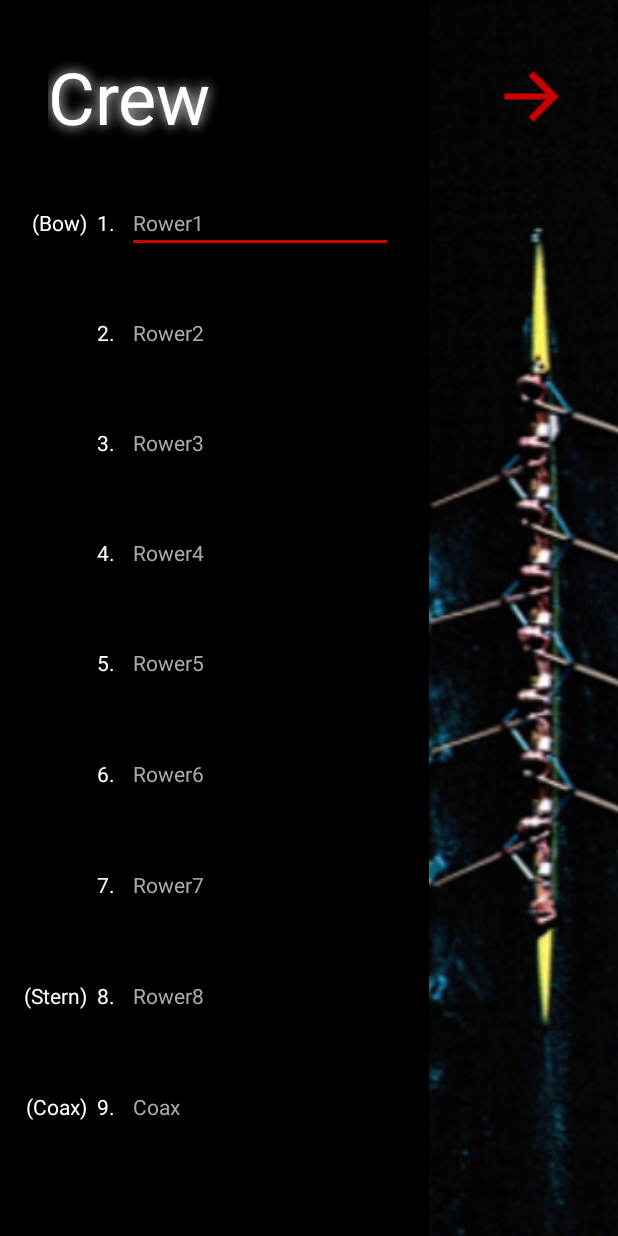
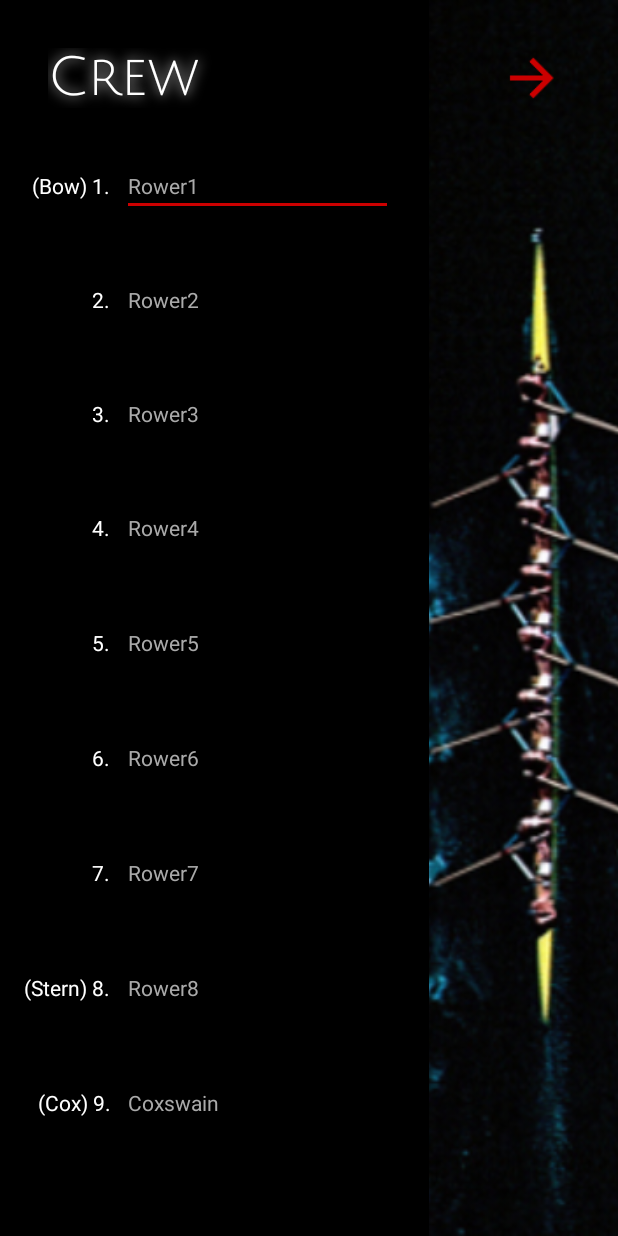
Before and after one commit to joss94/JRow, an Android app: the PrepareTrainingActivity screen opened directly, with no data from a screen before it, on a phone screen of 412 x 824 dp. Run offline under Robolectric (Android 15) with nearby library versions, the light colour scheme and no system bars.

Commit message:
I dont know

```diff
--- a/app/src/main/java/com/joss/jrow/BluetoothConnectionActivity.java
+++ b/app/src/main/java/com/joss/jrow/BluetoothConnectionActivity.java
@@ -119,6 +119,9 @@ public abstract class BluetoothConnectionActivity extends AppCompatActivity impl
                 if(resultCode == RESULT_OK){
                     showDevicesAndConnect();
                 }
+                else{
+                    onConnectionError("Bluetooth must be turned on");
+                }
                 break;
         }
     }
--- a/app/src/main/java/com/joss/jrow/DataProcessingThreads/BluetoothConnectThread.java
+++ b/app/src/main/java/com/joss/jrow/DataProcessingThreads/BluetoothConnectThread.java
@@ -53,13 +53,15 @@ public class BluetoothConnectThread extends Thread {
     public void cancel() {
         try {
             mmSocket.close();
+            listener.onConnectionClosed(true, "Socket closed");
         } catch (IOException e) {
-            listener.onConnectionResponse(false, "Could not close the client socket", null);
+            listener.onConnectionClosed(false, "Could not close the client socket");
         }
     }
 
     public interface onConnectionResponseListener{
         void onConnectionResponse(boolean result, String message, BluetoothSocket socket);
+        void onConnectionClosed(boolean result, String message);
     }
 
 }
--- a/app/src/main/java/com/joss/jrow/PrepareTraining/PrepareTrainingActivity.java
+++ b/app/src/main/java/com/joss/jrow/PrepareTraining/PrepareTrainingActivity.java
@@ -5,10 +5,12 @@ package com.joss.jrow.PrepareTraining;
  */
 
 import android.content.Intent;
+import android.graphics.Typeface;
 import android.os.Bundle;
 import android.support.v7.app.AppCompatActivity;
 import android.view.View;
 import android.widget.EditText;
+import android.widget.TextView;
 
 import com.joss.jrow.R;
 import com.joss.jrow.TrainingEnvironment.TrainingActivity;
@@ -24,6 +26,9 @@ public class PrepareTrainingActivity extends AppCompatActivity{
     protected void onCreate(Bundle saveInstanceState){
         super.onCreate(saveInstanceState);
         setContentView(R.layout.activity_prepare_training);
+
+        Typeface custom_font = Typeface.createFromAsset(getAssets(),  "fonts/JuliusSansOne-Regular.ttf");
+        ((TextView)findViewById(R.id.crew)).setTypeface(custom_font);
 
         names = new ArrayList<>();
 
--- a/app/src/main/res/layout/activity_prepare_training.xml
+++ b/app/src/main/res/layout/activity_prepare_training.xml
@@ -17,8 +17,8 @@
         android:layout_width="match_parent"
         android:layout_height="wrap_content"
         android:textColor="@color/white"
-        android:text="Crew"
-        android:textSize="48sp"
+        android:text="@string/crew"
+        android:textSize="36sp"
         android:layout_marginStart="@dimen/margin_big"
         android:layout_marginTop="@dimen/margin_big"
         android:shadowColor="@color/white"
@@ -55,7 +55,7 @@
                 android:layout_width="wrap_content"
                 android:layout_height="wrap_content"
                 android:textColor="@color/white"
-                android:text="(Bow)  1."
+                android:text="@string/bow_1"
                 android:textAlignment="textEnd"
                 android:layout_marginEnd="@dimen/margin_small"
                 android:textSize="@dimen/text_normal" />
@@ -63,7 +63,7 @@
             <EditText
                 android:id="@+id/name1"
                 android:textColor="@color/white"
-                android:hint="Rower1"
+                android:hint="@string/rower1"
                 android:textColorHint="@color/light_gray"
                 android:textSize="@dimen/text_normal"
                 />
@@ -77,14 +77,14 @@
                 android:layout_height="wrap_content"
                 android:textColor="@color/white"
                 android:textAlignment="textEnd"
-                android:text="2."
+                android:text="@string/_2"
                 android:layout_marginEnd="@dimen/margin_small"
                 android:textSize="@dimen/text_normal"/>
 
             <EditText
                 android:id="@+id/name2"
                 android:textColor="@color/white"
-                android:hint="Rower2"
+                android:hint="@string/rower2"
                 android:textColorHint="@color/light_gray"
                 android:textSize="@dimen/text_normal"
                 />
@@ -98,14 +98,14 @@
                 android:layout_height="wrap_content"
                 android:textColor="@color/white"
                 android:textAlignment="textEnd"
-                android:text="3."
+                android:text="@string/_3"
                 android:layout_marginEnd="@dimen/margin_small"
                 android:textSize="@dimen/text_normal"/>
 
             <EditText
                 android:id="@+id/name3"
                 android:textColor="@color/white"
-                android:hint="Rower3"
+                android:hint="@string/rower3"
                 android:textColorHint="@color/light_gray"
                 android:textSize="@dimen/text_normal"
                 />
@@ -119,14 +119,14 @@
                 android:layout_height="wrap_content"
                 android:textColor="@color/white"
                 android:textAlignment="textEnd"
-                android:text="4."
+                android:text="@string/_4"
                 android:layout_marginEnd="@dimen/margin_small"
                 android:textSize="@dimen/text_normal"/>
 
             <EditText
                 android:id="@+id/name4"
                 android:textColor="@color/white"
-                android:hint="Rower4"
+                android:hint="@string/rower4"
                 android:textColorHint="@color/light_gray"
                 android:textSize="@dimen/text_normal"
                 />
@@ -140,14 +140,14 @@
                 android:layout_height="wrap_content"
                 android:textColor="@color/white"
                 android:textAlignment="textEnd"
-                android:text="5."
+                android:text="@string/_5"
                 android:layout_marginEnd="@dimen/margin_small"
                 android:textSize="@dimen/text_normal"/>
 
             <EditText
                 android:id="@+id/name5"
                 android:textColor="@color/white"
-                android:hint="Rower5"
+                android:hint="@string/rower5"
                 android:textColorHint="@color/light_gray"
                 android:textSize="@dimen/text_normal"
                 />
@@ -161,14 +161,14 @@
                 android:layout_height="wrap_content"
                 android:textColor="@color/white"
                 android:textAlignment="textEnd"
-                android:text="6."
+                android:text="@string/_6"
                 android:layout_marginEnd="@dimen/margin_small"
                 android:textSize="@dimen/text_normal"/>
 
             <EditText
                 android:id="@+id/name6"
                 android:textColor="@color/white"
-                android:hint="Rower6"
+                android:hint="@string/rower6"
                 android:textColorHint="@color/light_gray"
                 android:textSize="@dimen/text_normal"
                 />
@@ -182,14 +182,14 @@
                 android:layout_height="wrap_content"
                 android:textColor="@color/white"
                 android:textAlignment="textEnd"
-                android:text="7."
+                android:text="@string/_7"
                 android:layout_marginEnd="@dimen/margin_small"
                 android:textSize="@dimen/text_normal"/>
 
             <EditText
                 android:id="@+id/name7"
                 android:textColor="@color/white"
-                android:hint="Rower7"
+                android:hint="@string/rower7"
                 android:textColorHint="@color/light_gray"
                 android:textSize="@dimen/text_normal"
                 />
@@ -203,14 +203,14 @@
                 android:layout_height="wrap_content"
                 android:textColor="@color/white"
                 android:textAlignment="textEnd"
-                android:text="(Stern)  8."
+                android:text="@string/stern_8"
                 android:layout_marginEnd="@dimen/margin_small"
                 android:textSize="@dimen/text_normal"/>
 
             <EditText
                 android:id="@+id/name8"
                 android:textColor="@color/white"
-                android:hint="Rower8"
+                android:hint="@string/rower8"
                 android:textColorHint="@color/light_gray"
                 android:textSize="@dimen/text_normal"
                 />
@@ -224,14 +224,14 @@
                 android:layout_height="wrap_content"
                 android:textColor="@color/white"
                 android:textAlignment="textEnd"
-                android:text="(Coax)  9."
+                android:text="@string/cox_9"
                 android:layout_marginEnd="@dimen/margin_small"
                 android:textSize="@dimen/text_normal"/>
 
             <EditText
                 android:id="@+id/name_timo"
                 android:textColor="@color/white"
-                android:hint="Coax"
+                android:hint="@string/cox"
                 android:textColorHint="@color/light_gray"
                 android:textSize="@dimen/text_normal"
                 />
--- a/app/src/main/res/layout/activity_welcome.xml
+++ b/app/src/main/res/layout/activity_welcome.xml
@@ -61,7 +61,7 @@
             android:textColor="@color/white"
             android:layout_below="@+id/clock_button"
             android:textAlignment="center"
-            android:text="Start\nTraining"
+            android:text="@string/start_ntraining"
             android:layout_marginTop="@dimen/margin_small"
             android:layout_centerHorizontal="true"
             android:textSize="@dimen/text_big" />
--- a/app/src/main/res/values/strings.xml
+++ b/app/src/main/res/values/strings.xml
@@ -1,15 +1,33 @@
 <resources>
     <string name="app_name">JRow</string>
-    <string name="connect">CONNECT</string>
-    <string name="disconnect">DISCONNECT</string>
     <string name="strokerate_default">0 st / min</string>
 
-    <string name="dummy_rower">R1: </string>
-    <string name="dummy_delay">0°</string>
-    <string name="start_pause">Start/Pause</string>
+    <string name="dummy_rower" translatable="false">R1: </string>
+    <string name="dummy_delay" translatable="false">0°</string>
+    <string name="start_pause" translatable="false">Start/Pause</string>
     <string name="calibrate">calibrate</string>
-    <string name="jrow">JRow</string>
-    <string name="strokes_per_min">%f str / min</string>
-    <string name="delay">%f s</string>
+    <string name="jrow" translatable="false">JRow</string>
+    <string name="strokes_per_min">%.2f str / min</string>
+    <string name="delay" translatable="false">%.2f s</string>
     <string name="time_default">0.00 s</string>
+    <string name="cox">Coxswain</string>
+    <string name="cox_9">(Cox) 9.</string>
+    <string name="rower8">Rower8</string>
+    <string name="stern_8">(Stern) 8.</string>
+    <string name="rower7">Rower7</string>
+    <string name="_7" translatable="false">7.</string>
+    <string name="rower6">Rower6</string>
+    <string name="_6" translatable="false">6.</string>
+    <string name="rower5">Rower5</string>
+    <string name="_5" translatable="false">5.</string>
+    <string name="rower4">Rower4</string>
+    <string name="_4" translatable="false">4.</string>
+    <string name="rower3">Rower3</string>
+    <string name="_3" translatable="false">3.</string>
+    <string name="rower2">Rower2</string>
+    <string name="_2" translatable="false">2.</string>
+    <string name="rower1">Rower1</string>
+    <string name="bow_1">(Bow) 1.</string>
+    <string name="crew">Crew</string>
+    <string name="start_ntraining">Start\ntraining</string>
 </resources>
```
Also changed, not shown: app/src/main/java/com/joss/jrow/TrainingEnvironment/TrainingActivity.java (+11 -6 lines), app/src/main/res/layout/training_buttons_layout.xml (+9 -9 lines), 2 other files.
